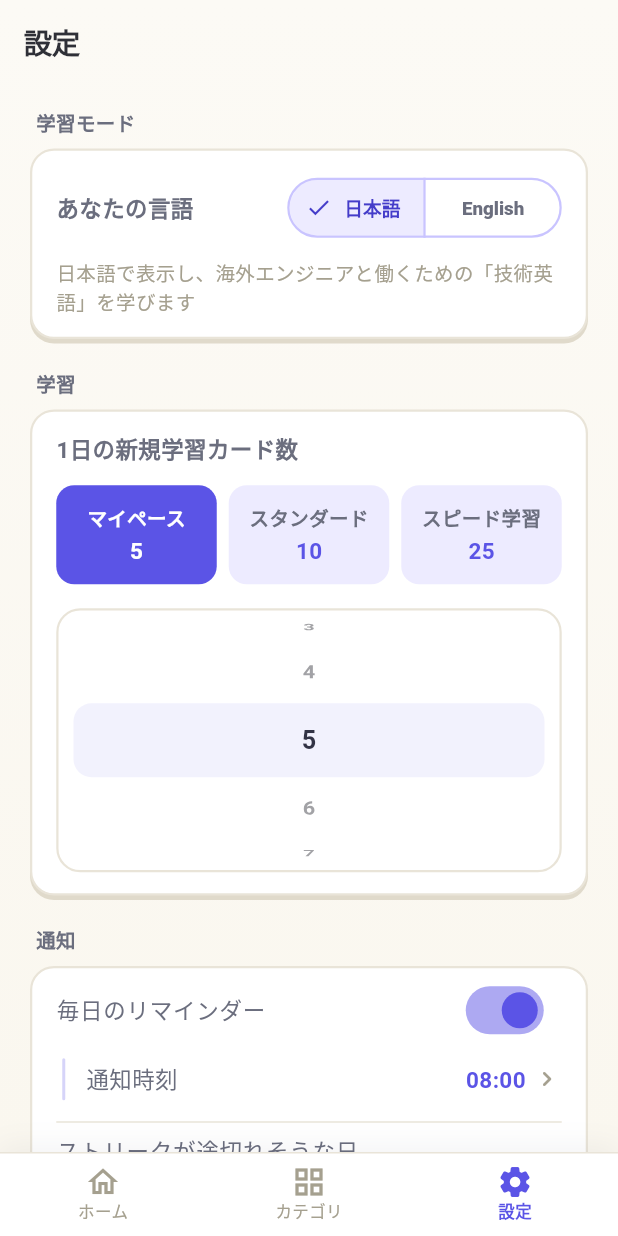
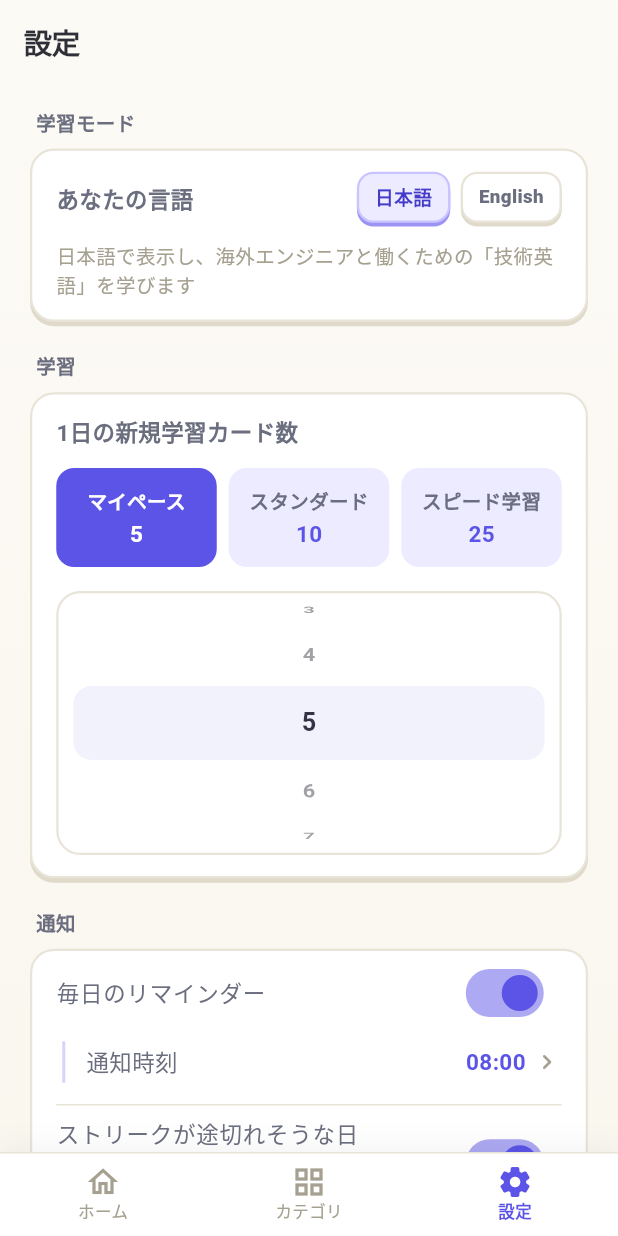
Before and after one commit to murakami-kaito-dev/SHIP_IT_ENGLISH, a Flutter app: the SettingsScreen screen opened by its route, on a phone screen of 412 x 824 dp. Run offline on Flutter 3.47's test engine with Material 3 defaults, Android fonts, the phone set to English and light mode, and no system bars; our stand-ins replace audioplayers, confetti, file_picker, flutter_local_notifications, flutter_riverpod, flutter_timezone and 8 more; missing offline and left inert: home_widget; accounts and stored records are empty; Roboto replaces fonts that are missing (Menlo); project files that could hold a hidden picture were left out.

Commit message:
デザイン刷新 Phase 2b: フラットな操作部品を「下エッジで押すと沈む」立体に統一
デモ（案H）にあった押下感が本実装のMaterial部品（SegmentedButton /
OutlinedButton / FilledButton）で失われていたのを解消：

- 共通部品 shared/widgets/edge_widgets.dart を新設
  （EdgePressable=沈み込みの土台 / EdgeChips=排他選択チップ / EdgeButton /
   EdgeIconButton。選択中チップの枠・エッジ色は AppTheme.chipSelected* トークン）
- ホーム: 学習範囲セレクタ→EdgeChips、🎛範囲指定→EdgeIconButton、
  もう一度復習する→EdgeButton、ストリークシールド購入→GradientButton
- 設定: 言語切替→EdgeChips（行内・非拡張）
- 範囲指定シート: 出題順→EdgeChips（アイコン付き）
- カテゴリ詳細: 聴くボタン→EdgeButton、ユニットのテスト/クリア済み→立体ミニボタン
- レベルアップモーダル: つづける→GradientButton

Co-Authored-By: Claude Opus 4.8 <noreply@anthropic.com>

```diff
--- a/lib/core/theme/app_theme.dart
+++ b/lib/core/theme/app_theme.dart
@@ -20,6 +20,10 @@ class AppTheme {
   static const Color surfaceBorder = Color(0xFFE9E4D8); // 暖色の細枠
   /// カード・ボタンの「下エッジ」（押せる厚み。骨格=案F）
   static const Color surfaceEdge = Color(0xFFE0DACB);
+
+  /// 選択中チップの枠と下エッジ（淡インディゴ系。EdgeChips用）
+  static const Color chipSelectedBorder = Color(0xFFC9C4FF);
+  static const Color chipSelectedEdge = Color(0xFF9C94F5);
   /// ゲージの溝（暖色トラック）
   static const Color track = Color(0xFFF1EDE2);
 
--- a/lib/features/settings/presentation/settings_screen.dart
+++ b/lib/features/settings/presentation/settings_screen.dart
@@ -15,6 +15,7 @@ import 'package:ship_it_english/core/services/notification_service.dart';
 import 'package:ship_it_english/core/theme/app_theme.dart';
 import 'package:ship_it_english/features/settings/providers/settings_providers.dart';
 import 'package:ship_it_english/features/study/data/local_card_repository.dart';
+import 'package:ship_it_english/shared/widgets/edge_widgets.dart';
 import 'package:ship_it_english/shared/widgets/new_cards_setting.dart';
 import 'package:ship_it_english/shared/widgets/wheel_time_picker.dart';
 import 'package:url_launcher/url_launcher.dart';
@@ -243,22 +244,17 @@ class SettingsScreen extends ConsumerWidget {
                             .copyWith(fontWeight: FontWeight.w700),
                       ),
                     ),
-                    SegmentedButton<LanguageMode>(
-                      segments: const [
-                        ButtonSegment(
-                          value: LanguageMode.ja,
-                          label: Text('日本語'),
-                        ),
-                        ButtonSegment(
-                          value: LanguageMode.en,
-                          label: Text('English'),
-                        ),
+                    EdgeChips<LanguageMode>(
+                      expanded: false,
+                      items: const [
+                        EdgeChipItem(LanguageMode.ja, '日本語'),
+                        EdgeChipItem(LanguageMode.en, 'English'),
                       ],
-                      selected: {mode},
-                      onSelectionChanged: (selection) {
+                      selected: mode,
+                      onChanged: (selection) {
                         ref
                             .read(languageModeProvider.notifier)
-                            .setMode(selection.first);
+                            .setMode(selection);
                       },
                     ),
                   ],
--- /dev/null
+++ b/lib/shared/widgets/edge_widgets.dart
@@ -0,0 +1,285 @@
+import 'package:flutter/material.dart';
+import 'package:flutter/services.dart';
+import 'package:ship_it_english/core/theme/app_theme.dart';
+
+/// 案H（Soft Arcade Warm）の「下エッジで押すと沈む」共通部品群。
+///
+/// Material の SegmentedButton / OutlinedButton は影を持てずフラットに見えるため、
+/// 押下可能な操作には必ずこのファイルの部品を使う（デモ design_h_home.dart の
+/// チップ/サブボタンの見た目を本実装に写したもの）。
+/// - [EdgeChips] … 排他選択チップ列（SegmentedButton の置き換え）
+/// - [EdgeButton] … 白地のサブボタン（OutlinedButton の置き換え）
+/// - [EdgeIconButton] … 正方形のアイコンボタン（🎛 など）
+/// 主要CTAは従来どおり GradientButton（インディゴ・エッジ5px）。
+
+/// 下エッジ＋押下で沈むコンテナ（このファイルの部品の土台）。
+class EdgePressable extends StatefulWidget {
+  final Widget child;
+  final VoidCallback? onTap;
+  final Color fill;
+  final Color edgeColor;
+  final Color? borderColor;
+  final double edge;
+  final double radius;
+
+  const EdgePressable({
+    super.key,
+    required this.child,
+    required this.onTap,
+    required this.fill,
+    required this.edgeColor,
+    this.borderColor,
+    this.edge = 2.5,
+    this.radius = 13,
+  });
+
+  @override
+  State<EdgePressable> createState() => _EdgePressableState();
+}
+
+class _EdgePressableState extends State<EdgePressable>
+    with SingleTickerProviderStateMixin {
+  // value 0 = 浮いている, 1 = 沈んでいる（GradientButton と同じ物理）
+  late final AnimationController _press = AnimationController(
+    vsync: this,
+    duration: const Duration(milliseconds: 70),
+    reverseDuration: const Duration(milliseconds: 160),
+  );
+
+  @override
+  void dispose() {
+    _press.dispose();
+    super.dispose();
+  }
+
+  @override
+  Widget build(BuildContext context) {
+    final radius = BorderRadius.circular(widget.radius);
+    final enabled = widget.onTap != null;
+
+    return AnimatedBuilder(
+      animation: _press,
+      builder: (context, child) {
+        final t = Curves.easeOut.transform(_press.value);
+        final dy = widget.edge * 0.8 * t;
+        return Padding(
+          // 沈んでも下端の占有高さが変わらないよう、浮き分を上に確保する
+          padding: EdgeInsets.only(top: dy, bottom: widget.edge - dy),
+          child: DecoratedBox(
+            decoration: BoxDecoration(
+              color: widget.fill,
+              borderRadius: radius,
+              border: widget.borderColor != null
+                  ? Border.all(color: widget.borderColor!, width: 1.5)
+                  : null,
+              boxShadow: [
+                BoxShadow(
+                  color: widget.edgeColor,
+                  offset: Offset(0, widget.edge - dy),
+                ),
+              ],
+            ),
+            child: child,
+          ),
+        );
+      },
+      child: Material(
+        color: Colors.transparent,
+        child: InkWell(
+          borderRadius: radius,
+          onHighlightChanged:
+              enabled ? (down) => down ? _press.forward() : _press.reverse() : null,
+          onTap: enabled
+              ? () {
+                  HapticFeedback.selectionClick();
+                  widget.onTap!();
+                }
+              : null,
+          child: widget.child,
+        ),
+      ),
+    );
+  }
+}
+
+/// 排他選択チップの1項目。
+class EdgeChipItem<T> {
+  final T value;
+  final String label;
+  final IconData? icon;
+
+  const EdgeChipItem(this.value, this.label, {this.icon});
+}
+
+/// 押せる見た目の排他選択チップ列（SegmentedButton の案H置き換え）。
+/// 選択中＝淡インディゴ＋インディゴ枠/エッジ、非選択＝白＋暖色枠/エッジ。
+class EdgeChips<T> extends StatelessWidget {
+  final List<EdgeChipItem<T>> items;
+  final T selected;
+  final ValueChanged<T> onChanged;
+
+  /// true（既定）: 各チップを等幅で横幅いっぱいに広げる。
+  /// false: 内容幅のまま並べる（設定画面の行内配置など）。
+  final bool expanded;
+
+  const EdgeChips({
+    super.key,
+    required this.items,
+    required this.selected,
+    required this.onChanged,
+    this.expanded = true,
+  });
+
+  @override
+  Widget build(BuildContext context) {
+    final children = <Widget>[];
+    for (var i = 0; i < items.length; i++) {
+      if (i > 0) children.add(const SizedBox(width: 7));
+      final chip = _chip(items[i]);
+      children.add(expanded ? Expanded(child: chip) : chip);
+    }
+    return Row(mainAxisSize: MainAxisSize.min, children: children);
+  }
+
+  Widget _chip(EdgeChipItem<T> item) {
+    final isSelected = item.value == selected;
+    return EdgePressable(
+      onTap: isSelected ? null : () => onChanged(item.value),
+      fill: isSelected ? AppTheme.primaryLight : AppTheme.surface,
+      borderColor:
+          isSelected ? AppTheme.chipSelectedBorder : AppTheme.surfaceBorder,
+      edgeColor:
+          isSelected ? AppTheme.chipSelectedEdge : AppTheme.surfaceEdge,
+      radius: 11,
+      child: Padding(
+        padding: const EdgeInsets.symmetric(horizontal: 12, vertical: 8),
+        child: Row(
+          mainAxisSize: MainAxisSize.min,
+          mainAxisAlignment: MainAxisAlignment.center,
+          children: [
+            if (item.icon != null) ...[
+              Icon(
+                item.icon,
+                size: 16,
+                color:
+                    isSelected ? AppTheme.primaryDark : AppTheme.textSecondary,
+              ),
+              const SizedBox(width: 5),
+            ],
+            Flexible(
+              child: Text(
+                item.label,
+                maxLines: 1,
+                overflow: TextOverflow.ellipsis,
+                style: TextStyle(
+                  fontSize: 12.5,
+                  fontWeight: FontWeight.w800,
+                  color: isSelected
+                      ? AppTheme.primaryDark
+                      : AppTheme.textSecondary,
+                ),
+              ),
+            ),
+          ],
+        ),
+      ),
+    );
+  }
+}
+
+/// 白地のサブボタン（OutlinedButton の案H置き換え）。
+/// 無効時（onPressed=null）は文字/アイコンだけ淡色にし、エッジは残す。
+class EdgeButton extends StatelessWidget {
+  final String label;
+  final IconData? icon;
+  final VoidCallback? onPressed;
+
+  /// エッジを含めた占有高さ。
+  final double height;
+  final Color foreground;
+  final double fontSize;
+
+  const EdgeButton({
+    super.key,
+    required this.label,
+    this.icon,
+    required this.onPressed,
+    this.height = AppTheme.buttonHeight,
+    this.foreground = AppTheme.primary,
+    this.fontSize = 14,
+  });
+
+  @override
+  Widget build(BuildContext context) {
+    const edge = 3.0;
+    final enabled = onPressed != null;
+    final fg = enabled ? foreground : AppTheme.textTertiary;
+    return EdgePressable(
+      onTap: onPressed,
+      fill: AppTheme.surface,
+      borderColor: AppTheme.surfaceBorder,
+      edgeColor: AppTheme.surfaceEdge,
+      edge: edge,
+      child: SizedBox(
+        height: height - edge,
+        child: Row(
+          mainAxisAlignment: MainAxisAlignment.center,
+          children: [
+            if (icon != null) ...[
+              Icon(icon, size: 18, color: fg),
+              const SizedBox(width: 7),
+            ],
+            Flexible(
+              child: Text(
+                label,
+                maxLines: 1,
+                overflow: TextOverflow.ellipsis,
+                style: TextStyle(
+                  fontSize: fontSize,
+                  fontWeight: FontWeight.w800,
+                  color: fg,
+                ),
+              ),
+            ),
+          ],
+        ),
+      ),
+    );
+  }
+}
+
+/// 正方形のアイコンボタン（🎛 範囲指定など。EdgeButton のアイコン単体版）。
+class EdgeIconButton extends StatelessWidget {
+  final IconData icon;
+  final VoidCallback? onPressed;
+  final double size;
+
+  const EdgeIconButton({
+    super.key,
+    required this.icon,
+    required this.onPressed,
+    this.size = AppTheme.buttonHeight,
+  });
+
+  @override
+  Widget build(BuildContext context) {
+    const edge = 3.0;
+    final enabled = onPressed != null;
+    return EdgePressable(
+      onTap: onPressed,
+      fill: AppTheme.surface,
+      borderColor: AppTheme.surfaceBorder,
+      edgeColor: AppTheme.surfaceEdge,
+      edge: edge,
+      child: SizedBox(
+        width: size,
+        height: size - edge,
+        child: Icon(
+          icon,
+          size: 21,
+          color: enabled ? AppTheme.primary : AppTheme.textTertiary,
+        ),
+      ),
+    );
+  }
+}
```
Also changed, not shown: lib/features/categories/presentation/category_detail_screen.dart (+24 -29 lines), lib/features/gamification/presentation/widgets/level_up_modal.dart (+4 -13 lines), lib/features/home/presentation/home_screen.dart (+22 -54 lines), lib/features/study/presentation/widgets/range_study_sheet.dart (+9 -15 lines).
